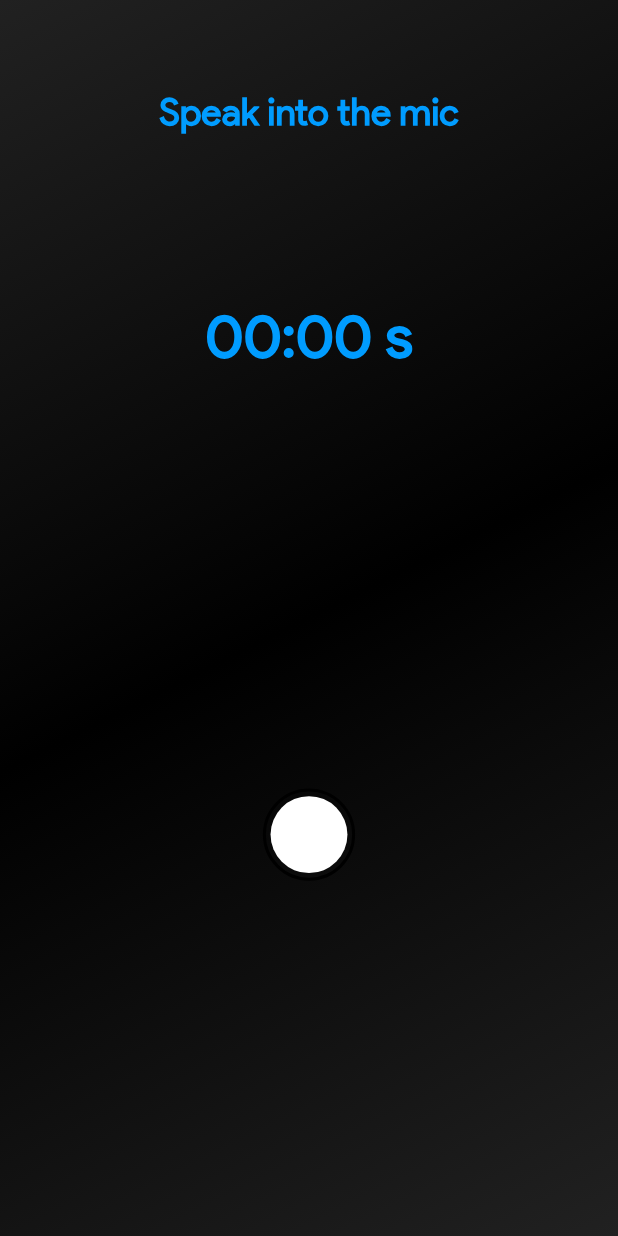
After one commit to elucidator8918/HackX, a Flutter app: the AudioInput screen opened directly, on a phone screen of 412 x 824 dp. The commit adds this screen. Run offline on Flutter 3.47's test engine with Material 2 defaults, Android fonts, the phone set to English and light mode, and no system bars; our stand-ins replace adaptive_theme, email_validator, flutter_onboarding_slider, font_awesome_flutter, image_picker, loading_animation_widget and 4 more; missing offline and left inert: flutter_sound, model_viewer_plus; accounts and stored records are empty; generated files the repository leaves out were written again.

Commit message:
added basic new files

```diff
--- /dev/null
+++ b/lib/BottomBar/AudioInput.dart
@@ -0,0 +1,350 @@
+import 'package:flutter/material.dart';
+import 'package:loading_animation_widget/loading_animation_widget.dart';
+import '../constants.dart';
+import 'dart:convert';
+import 'dart:io';
+import 'package:path/path.dart';
+import 'package:flutter/foundation.dart';
+import 'package:flutter_sound/flutter_sound.dart';
+import 'package:path_provider/path_provider.dart';
+import 'package:permission_handler/permission_handler.dart';
+import 'package:http/http.dart' as http;
+import 'package:http_parser/http_parser.dart';
+import '../models/AudioModel.dart';
+import '../Models/Utils.dart';
+import 'package:flutter_gen/gen_l10n/app_localizations.dart';
+
+var lst = [];
+String ngrokurl = "https://3f61-34-124-150-43.ngrok-free.app";
+
+class AudioInput extends StatefulWidget {
+  const AudioInput({super.key});
+
+  @override
+  State<AudioInput> createState() => _AudioInputState();
+}
+
+class _AudioInputState extends State<AudioInput>
+    with SingleTickerProviderStateMixin {
+  int maxDuration = 10;
+  double deviceHeight = Constants().deviceHeight,
+      deviceWidth = Constants().deviceWidth;
+  List<Color> gradientColors = const [
+    Color(0xffFF0069),
+    Color(0xffFED602),
+    Color(0xff7639FB),
+    Color(0xffD500C5),
+    Color(0xffFF7A01),
+    Color(0xffFF0069),
+  ];
+  late AnimationController _controller;
+  final recorder = FlutterSoundRecorder();
+  final player = FlutterSoundPlayer();
+  bool isRecorderReady = false, gotSomeTextYo = false, isPlaying = false;
+
+  Future record() async {
+    if (!isRecorderReady) return;
+    await recorder.startRecorder(toFile: 'audio');
+  }
+
+  Future stop() async {
+    if (!isRecorderReady) return;
+    String? path = await recorder.stopRecorder();
+    File audioPath = await saveAudioPermanently(path!);
+    if (kDebugMode) {
+      print('Recorded audio: $path');
+    }
+    //await player.startPlayer(fromURI: path, codec: Codec.aacADTS);
+    lst = await sendAudio(audioPath);
+    if (kDebugMode) {
+      print(lst);
+    }
+    if (lst[1] == 200) {
+      gotSomeTextYo = true;
+      setState(() {
+        maxDuration = maxDuration;
+      });
+    }
+  }
+
+  Future initRecorder() async {
+    final status = await Permission.microphone.request();
+
+    if (status != PermissionStatus.granted) {
+      throw 'Microphone permission not granted';
+    }
+
+    await recorder.openRecorder();
+    isRecorderReady = true;
+    recorder.setSubscriptionDuration(const Duration(milliseconds: 500));
+  }
+
+  @override
+  void initState() {
+    super.initState();
+    _controller = AnimationController(
+        vsync: this, duration: Duration(seconds: maxDuration))
+      ..addListener(() {
+        setState(() {});
+      })
+      ..addStatusListener((status) {
+        if (status == AnimationStatus.completed) {
+          isPlaying = false;
+        }
+      });
+    initRecorder();
+    player.openPlayer().then((value) {
+      setState(() {});
+    });
+  }
+
+  @override
+  void dispose() {
+    _controller.dispose();
+    recorder.closeRecorder();
+    player.closePlayer();
+    super.dispose();
+  }
+
+  @override
+  Widget build(BuildContext context) {
+    double height = MediaQuery.of(context).size.height;
+    double width = MediaQuery.of(context).size.width;
+
+    return SafeArea(
+      child: Container(
+        decoration: BoxDecoration(
+          gradient: LinearGradient(
+              begin: Alignment.topLeft,
+              end: Alignment.bottomRight,
+              colors: [
+                Colors.grey[900]!,
+                Colors.black,
+                Colors.grey[900]!,
+              ]),
+        ),
+        child: Scaffold(
+          backgroundColor: Colors.transparent,
+          body: SingleChildScrollView(
+            physics: const AlwaysScrollableScrollPhysics(),
+            child: Column(
+              children: [
+                SizedBox(
+                  height: 50 * (height / deviceHeight),
+                ),
+                const Padding(
+                  padding: EdgeInsets.all(8.0),
+                  child: Text(
+                    "Speak into the mic",
+                    style: TextStyle(
+                        fontFamily: "productSansReg",
+                        color: Color(0xFF009CFF),
+                        fontWeight: FontWeight.w700,
+                        fontSize: 25),
+                  ),
+                ),
+                SizedBox(
+                  height: 100 * (height / deviceHeight),
+                ),
+                StreamBuilder<RecordingDisposition>(
+                    stream: recorder.onProgress,
+                    builder: (context, snapshot) {
+                      final duration = snapshot.hasData
+                          ? snapshot.data!.duration
+                          : Duration.zero;
+                      String twoDigits(int n) => n.toString().padLeft(2, '0');
+                      final twoDigitMinutes =
+                          twoDigits(duration.inMinutes.remainder(60));
+                      final twoDigitSeconds =
+                          twoDigits(duration.inSeconds.remainder(60));
+                      return Text(
+                        "$twoDigitMinutes:$twoDigitSeconds s",
+                        style: const TextStyle(
+                          fontSize: 40,
+                          fontWeight: FontWeight.bold,
+                          color: Color(0xFF009CFF),
+                          fontFamily: "productSansReg",
+                        ),
+                      );
+                    }),
+                SizedBox(
+                  height: 70 * (height / deviceHeight),
+                ),
+                if (isPlaying)
+                  Center(
+                      child: LoadingAnimationWidget.staggeredDotsWave(
+                    color: const Color(0xFF009CFF),
+                    size: 50 * (height / deviceHeight),
+                  )),
+                if (!isPlaying)
+                  SizedBox(
+                    height: 150 * (height / deviceHeight),
+                    child: gotSomeTextYo
+                        ? Padding(
+                            padding: const EdgeInsets.all(8.0),
+                            child: Text(
+                              lst[0],
+                              style: const TextStyle(
+                                  fontSize: 15.0,
+                                  fontWeight: FontWeight.w700,
+                                  fontFamily: "productSansReg",
+                                  color: Color(0xFF009CFF)),
+                            ),
+                          )
+                        : const Padding(
+                            padding: EdgeInsets.all(8.0),
+                          ),
+                  ),
+                SizedBox(
+                  height: 50 * (height / deviceHeight),
+                ),
+                Container(
+                  alignment: Alignment.center,
+                  height: 60 * (height / deviceHeight),
+                  decoration: BoxDecoration(
+                      border: Border.all(
+                        color: Colors.black,
+                        width: 2,
+                      ),
+                      shape: BoxShape.circle),
+                  child: GestureDetector(
+                    onTap: () async {
+                      if (recorder.isRecording) {
+                        isPlaying = false;
+                        await stop();
+                        _controller.reset();
+                      } else {
+                        await record();
+                        isPlaying = true;
+                        _controller.reset();
+                        _controller.forward();
+                      }
+                      setState(() {});
+                    },
+                    child: AnimatedContainer(
+                      height: isPlaying
+                          ? 25 * (height / deviceHeight)
+                          : 50 * (height / deviceHeight),
+                      width: isPlaying
+                          ? 25 * (height / deviceHeight)
+                          : 50 * (height / deviceHeight),
+                      duration: const Duration(milliseconds: 300),
+                      decoration: BoxDecoration(
+                        borderRadius:
+                            BorderRadius.circular(isPlaying ? 6 : 100),
+                        color: Colors.white,
+                      ),
+                    ),
+                  ),
+                ),
+                SizedBox(
+                  height: 70 * (height / deviceHeight),
+                ),
+              ],
+            ),
+          ),
+        ),
+      ),
+    );
+  }
+
+  Future getAudio(String text) async {
+    var res = await http.post(
+      Uri.parse('$ngrokurl/coqui-tts/'),
+      headers: <String, String>{
+        'Content-Type': 'application/json; charset=UTF-8',
+      },
+      body: jsonEncode(
+          <String, String>{"text": text, 'emotion': "Cheerful & Professional"}),
+    );
+    if (res.statusCode == 200) {
+      if (kDebugMode) {
+        print(res.bodyBytes);
+      }
+      await player.startPlayer(fromDataBuffer: res.bodyBytes);
+    }
+  }
+
+  Future getNER(String text) async {
+    var res = await http.post(
+      Uri.parse('$ngrokurl/ner/'),
+      headers: <String, String>{
+        'Content-Type': 'application/json; charset=UTF-8',
+      },
+      body: jsonEncode(<String, String>{"text": text}),
+    );
+    if (kDebugMode) {
+      print(res.statusCode);
+    }
+    if (res.statusCode == 200) {
+      if (kDebugMode) {
+        print(res.body);
+      }
+    }
+  }
+
+  Future<List<Object?>> getLLMResponse(String text) async {
+    var res = await http.post(
+      Uri.parse('$ngrokurl/chat/'),
+      headers: <String, String>{
+        'Content-Type': 'application/json; charset=UTF-8',
+      },
+      body: jsonEncode(<String, String>{"text": text}),
+    );
+    Map<String, dynamic> data = jsonDecode(res.body);
+    var stuff = Audio.fromJson(data);
+    if (kDebugMode) {
+      print(res.statusCode);
+      await getAudio(stuff.text!);
+    }
+    if (res.statusCode == 200) {
+      if (kDebugMode) {
+        print(res.body);
+      }
+    }
+    return [stuff.text, res.statusCode];
+  }
+
+  Future<List<Object?>> sendAudio(File? audioPath) async {
+    List<Object?> lst = [];
+    if (kDebugMode) {
+      print(audioPath!.path);
+    }
+    var response = http.MultipartRequest(
+      'POST',
+      Uri.parse('$ngrokurl/transcribe/'),
+    );
+    response.files.add(http.MultipartFile(
+        'file', audioPath!.readAsBytes().asStream(), audioPath.lengthSync(),
+        filename: basename(audioPath.path),
+        contentType: MediaType('application', 'octet-stream')));
+    var res = await response.send();
+    var responseBody = await res.stream.bytesToString();
+    if (kDebugMode) {
+      print(responseBody);
+      print(res.statusCode);
+    }
+    if (res.statusCode != 200) {
+      Utils.showSnackBar("Error occurred!");
+    }
+
+    Map<String, dynamic> data = jsonDecode(responseBody);
+    var stuff = Audio.fromJson(data);
+    if (res.statusCode == 200) {
+      lst = await getLLMResponse(stuff.text!);
+      await getNER(stuff.text!);
+      if (kDebugMode) {
+        print(stuff.text);
+      }
+    }
+
+    return lst;
+  }
+
+  Future<File> saveAudioPermanently(String path) async {
+    final directory = await getApplicationDocumentsDirectory();
+    final name = basename(path);
+    final audio = File('${directory.path}/$name');
+    return File(path).copy(audio.path);
+  }
+}
--- a/pubspec.yaml
+++ b/pubspec.yaml
@@ -56,6 +56,8 @@ dependencies:
   intl:
   rxdart:
   model_viewer_plus:
+  flutter_sound:
+  loading_animation_widget:
 
   # The following adds the Cupertino Icons font to your application.
   # Use with the CupertinoIcons class for iOS style icons.
```
Also changed, not shown: lib/BottomBar/OCRInput.dart (added, +15 -0 lines), lib/BottomBar/TextInput.dart (added, +15 -0 lines), lib/Screens/Profile.dart (+12 -3 lines), lib/Screens/UserPage.dart (+13 -13 lines).
